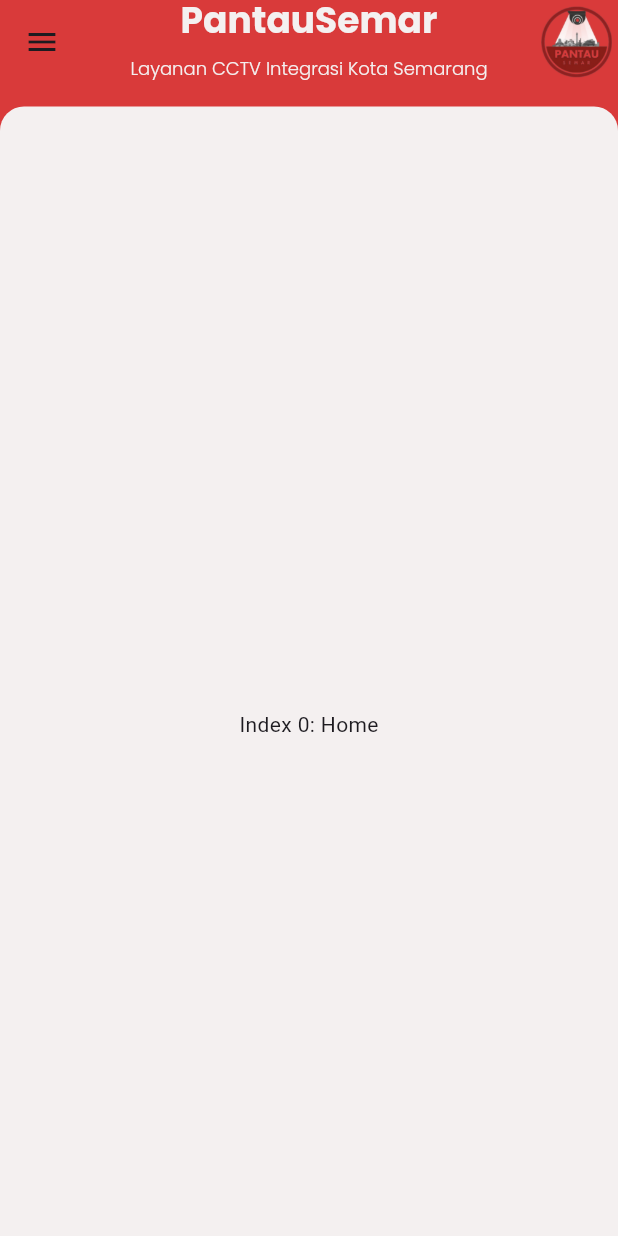
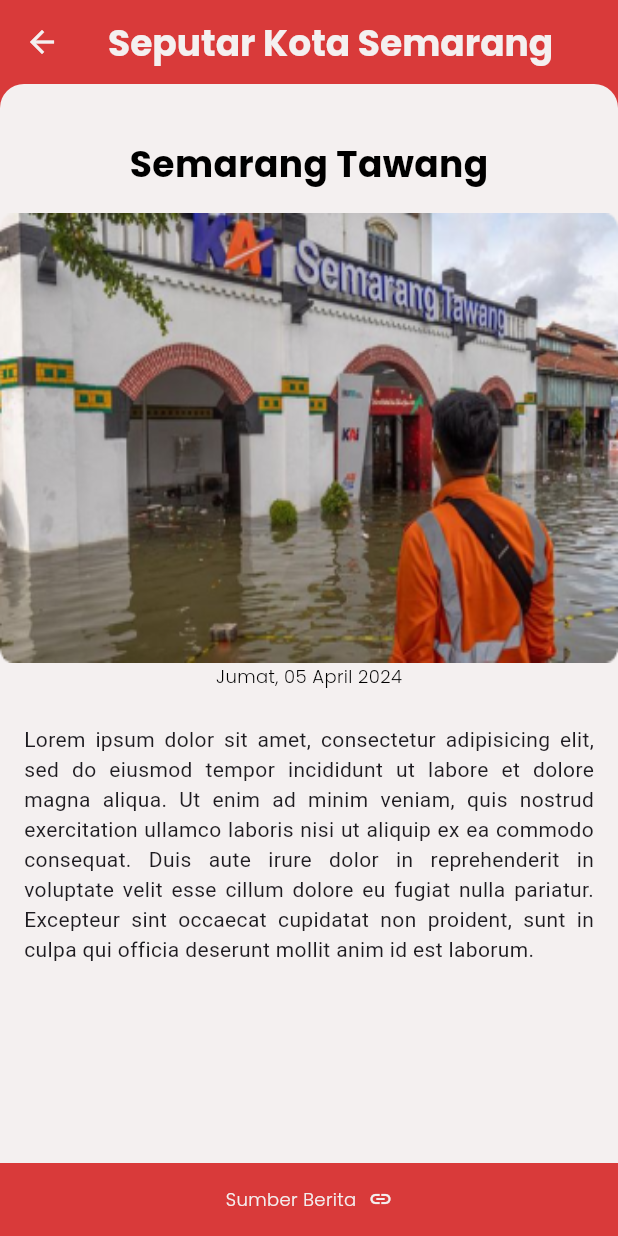
Before and after one commit to RAYNF/LearnKP, a Flutter app: the screen it shows after launch, on a phone screen of 412 x 824 dp. Run offline on Flutter 3.47's test engine with Material 3 defaults, Android fonts, the phone set to English and light mode, and no system bars; our stand-ins replace google_fonts.

Commit message:
update seputarKotaSmgpage
namanya file coba2.dart

```diff
--- a/pantau_semar/lib/main.dart
+++ b/pantau_semar/lib/main.dart
@@ -1,5 +1,7 @@
 import 'package:flutter/material.dart';
 import 'package:pantau_semar/ui/beranda_page.dart';
+import 'package:pantau_semar/ui/coba.dart';
+import 'package:pantau_semar/ui/coba2.dart';
 import 'package:pantau_semar/ui/splashScreen_page.dart';
 import 'package:pantau_semar/ui/welcome_page.dart';
 
@@ -16,12 +18,13 @@
     return MaterialApp(
       debugShowCheckedModeBanner: false,
       title: 'Flutter Demo',
-      initialRoute: Beranda.routeName,
-      routes: {
-        SplashScreen.routeName: (context) => SplashScreen(),
-        Welcome.routeName: (context) => Welcome(),
-        Beranda.routeName: (context) => Beranda()
-      },
+      home: coba(),
+      // initialRoute: SplashScreen.routeName,
+      // routes: {
+      //   SplashScreen.routeName: (context) => SplashScreen(),
+      //   Welcome.routeName: (context) => Welcome(),
+      //   Beranda.routeName: (context) => Beranda()
+      // },
     );
   }
 }
--- /dev/null
+++ b/pantau_semar/lib/ui/coba.dart
@@ -0,0 +1,109 @@
+import 'package:flutter/material.dart';
+import 'package:pantau_semar/utils/Theme.dart';
+
+class coba extends StatelessWidget {
+  const coba({super.key});
+
+  @override
+  Widget build(BuildContext context) {
+    Size screenSize = MediaQuery.of(context).size;
+    return Scaffold(
+      backgroundColor: danger,
+      appBar: AppBar(
+        backgroundColor: danger,
+        leading: IconButton(
+          icon: Icon(Icons.arrow_back, color: primary,),
+          onPressed: () {
+
+          },
+        ),
+        title: Text('Seputar Kota Semarang', style: heading.copyWith(color: primary),),
+      ),
+      body: SingleChildScrollView(
+        child:   Container(
+                height: screenSize.height,
+                decoration: BoxDecoration(
+                borderRadius: BorderRadius.circular(16), color: primary),
+                child: Column(
+          children: [
+            SizedBox(height: 20,),
+
+            // Judul Berita
+            _buildJudulBerita(),
+
+            // Banner Berita
+            _buildBannerBerita(),
+
+            // Tanggal Berita
+            _buildTanggalBerita(),
+
+            // Isi Berita
+            _buildIsiBerita(),
+
+          ],
+        ),
+      ),
+      ),
+      bottomNavigationBar:
+            // Sumber Berita
+            _buildSumberBerita(),
+    );
+  }
+
+  Widget _buildJudulBerita() {
+    return Padding(
+      padding: const EdgeInsets.all(16.0),
+      child: Text(
+        'Semarang Tawang',
+        style: heading.copyWith(color: Colors.black ),
+      ),
+    );
+  }
+
+  Widget _buildBannerBerita() {
+    return Container(
+      width: 468,
+      height: 300,
+      child: Image.asset("assets/tawang.png", fit: BoxFit.fill,),
+    );
+  }
+
+  Widget _buildTanggalBerita() {
+    return Padding(
+      padding: const EdgeInsets.only(left: 16.0, right: 16.0, bottom: 8.0),
+      child: Column(
+        mainAxisAlignment: MainAxisAlignment.start,
+        children: [Text(
+        'Jumat, 05 April 2024',
+        style: textSm.copyWith(color: Colors.black),
+      ),],)
+    );
+  }
+
+  Widget _buildIsiBerita() {
+    return Padding(
+      padding: const EdgeInsets.all(16.0),
+      child: Text(
+        'Lorem ipsum dolor sit amet, consectetur adipisicing elit, sed do eiusmod tempor incididunt ut labore et dolore magna aliqua. Ut enim ad minim veniam, quis nostrud exercitation ullamco laboris nisi ut aliquip ex ea commodo consequat. Duis aute irure dolor in reprehenderit in voluptate velit esse cillum dolore eu fugiat nulla pariatur. Excepteur sint occaecat cupidatat non proident, sunt in culpa qui officia deserunt mollit anim id est laborum.',
+        textAlign: TextAlign.justify,
+      ),
+    );
+  }
+
+  Widget _buildSumberBerita() {
+    return Padding(
+      padding: const EdgeInsets.all(16.0),
+      child: Row(
+        mainAxisAlignment: MainAxisAlignment.center,
+        children: [
+          Text(
+            'Sumber Berita',
+            style: textSm.copyWith(color: primary),
+          ),
+          SizedBox(width: 8.0),
+          Icon(Icons.link, size: 16.0,color: primary,),
+        ],
+      ),
+    );
+  }
+}
--- /dev/null
+++ b/pantau_semar/lib/ui/coba2.dart
@@ -0,0 +1,12 @@
+import 'package:flutter/material.dart';
+
+class coba2 extends StatelessWidget {
+  const coba2({super.key});
+
+  @override
+  Widget build(BuildContext context) {
+    return Scaffold(
+      body: Center(child: Image.asset("assets/tawang.png"),),
+    );
+  }
+}
--- a/pantau_semar/pubspec.yaml
+++ b/pantau_semar/pubspec.yaml
@@ -47,7 +47,7 @@
   # activated in the `analysis_options.yaml` file located at the root of your
   # package. See that file for information about deactivating specific lint
   # rules and activating additional ones.
-  flutter_lints: ^3.0.0
+  # flutter_lints: ^3.0.0
 
 # For information on the generic Dart part of this file, see the
 # following page: https://dart.dev/tools/pub/pubspec
```
Also changed, not shown: pantau_semar/assets/tawang.png (added), pantau_semar/lib/ui/coba3.dart (added), pantau_semar/pubspec.lock.
